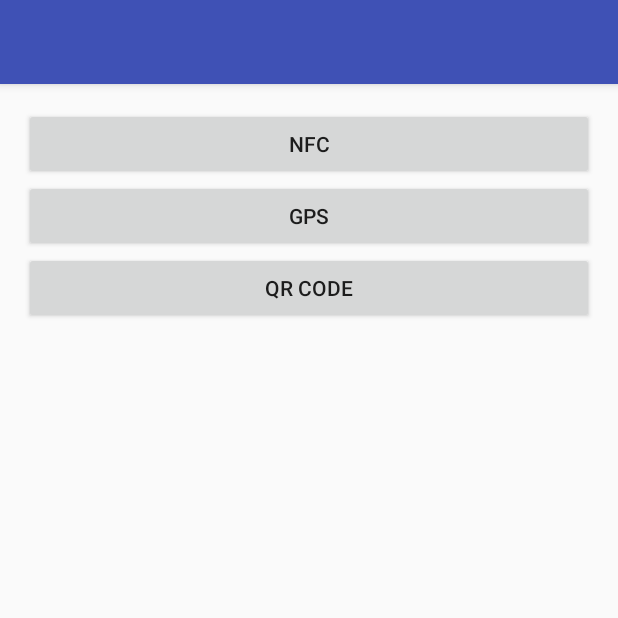
After one commit to SidHeg/se17-teamD, an Android app: the StudentActivity screen opened directly, with no data from a screen before it, on a phone screen of 412 x 824 dp, the top half of it. The commit adds this screen. Run offline under Robolectric (Android 15) with nearby library versions, the phone set to English and light mode, and no system bars.

Commit message:
Added Professor and Student activity

```diff
--- a/FrontEnd/AttendanceSystem/app/src/main/AndroidManifest.xml
+++ b/FrontEnd/AttendanceSystem/app/src/main/AndroidManifest.xml
@@ -15,6 +15,8 @@
                 <category android:name="android.intent.category.LAUNCHER" />
             </intent-filter>
         </activity>
+        <activity android:name=".ProfessorActivity" />
+        <activity android:name=".StudentActivity"></activity>
     </application>
 
 </manifest>
--- /dev/null
+++ b/FrontEnd/AttendanceSystem/app/src/main/java/com/se17/attendancesystem/StudentActivity.java
@@ -0,0 +1,47 @@
+package com.se17.attendancesystem;
+
+import android.support.v7.app.AppCompatActivity;
+import android.os.Bundle;
+import android.view.View;
+import android.widget.Button;
+
+public class StudentActivity extends AppCompatActivity {
+
+    private Button btnNfc;
+    private Button btnGps;
+    private Button btnQRCode;
+
+    @Override
+    protected void onCreate(Bundle savedInstanceState) {
+        super.onCreate(savedInstanceState);
+        setContentView(R.layout.activity_student);
+        btnNfc = (Button) findViewById(R.id.btnNfc1);
+        btnGps = (Button) findViewById(R.id.btnGps1);
+        btnQRCode = (Button) findViewById(R.id.btnQRCode1);
+        btnNfc.setOnClickListener(btnNfcOnclickListener);
+        btnGps.setOnClickListener(btnGpsOnclickListener);
+        btnQRCode.setOnClickListener(btnQRCodeOnclickListener);
+    }
+
+    private View.OnClickListener btnNfcOnclickListener = new View.OnClickListener() {
+        @Override
+        public void onClick(View v) {
+
+        }
+    };
+
+    private View.OnClickListener btnGpsOnclickListener = new View.OnClickListener() {
+        @Override
+        public void onClick(View v) {
+
+        }
+    };
+
+
+    private View.OnClickListener btnQRCodeOnclickListener = new View.OnClickListener() {
+        @Override
+        public void onClick(View v) {
+
+        }
+    };
+}
--- /dev/null
+++ b/FrontEnd/AttendanceSystem/app/src/main/res/layout/activity_student.xml
@@ -0,0 +1,31 @@
+<?xml version="1.0" encoding="utf-8"?>
+<RelativeLayout xmlns:android="http://schemas.android.com/apk/res/android"
+    xmlns:tools="http://schemas.android.com/tools"
+    android:id="@+id/activity_student"
+    android:layout_width="match_parent"
+    android:layout_height="match_parent"
+    android:paddingBottom="@dimen/activity_vertical_margin"
+    android:paddingLeft="@dimen/activity_horizontal_margin"
+    android:paddingRight="@dimen/activity_horizontal_margin"
+    android:paddingTop="@dimen/activity_vertical_margin"
+    tools:context="com.se17.attendancesystem.StudentActivity">
+
+    <Button
+        android:text="NFC"
+        android:layout_width="match_parent"
+        android:layout_height="wrap_content"
+        android:id="@+id/btnNfc1" />
+    <Button
+        android:layout_below="@id/btnNfc1"
+        android:text="GPS"
+        android:layout_width="match_parent"
+        android:layout_height="wrap_content"
+        android:id="@+id/btnGps1" />
+    <Button
+        android:layout_below="@id/btnGps1"
+        android:text="QR Code"
+        android:layout_width="match_parent"
+        android:layout_height="wrap_content"
+        android:id="@+id/btnQRCode1" />
+
+</RelativeLayout>
```
Also changed, not shown: FrontEnd/AttendanceSystem/app/src/main/java/com/se17/attendancesystem/MainActivity.java (+48 -0 lines), FrontEnd/AttendanceSystem/app/src/main/java/com/se17/attendancesystem/ProfessorActivity.java (added, +49 -0 lines), FrontEnd/AttendanceSystem/app/src/main/java/com/se17/attendancesystem/User.java (added, +42 -0 lines), FrontEnd/AttendanceSystem/app/src/main/res/layout/activity_professor.xml (added, +31 -0 lines).
